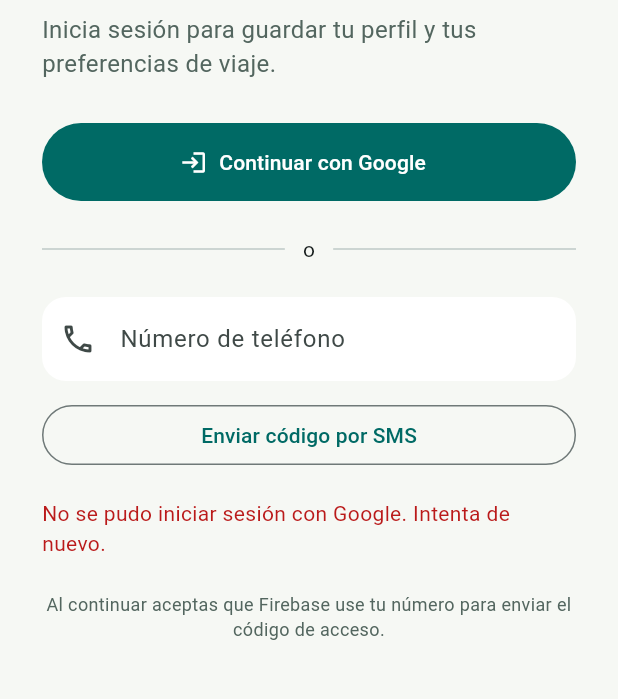
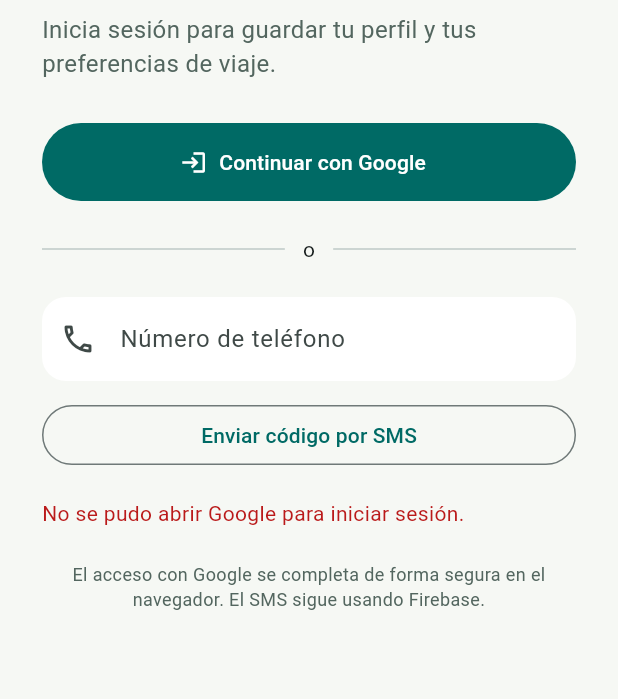
Before and after one commit to g95410464-svg/cora-travel, a Flutter app: the AuthScreen screen opened directly, after a tap on "Continuar con Google", on a phone screen of 412 x 824 dp, the part 309-1008 px from its top. Run offline on Flutter 3.47's test engine with Material 3 defaults, Android fonts, the phone set to English and light mode, and no system bars; our stand-ins replace app_links, firebase_auth, firebase_core, shared_preferences; accounts and stored records are empty.

Commit message:
feat(auth): handle browser OAuth errors in login screen

```diff
--- a/mobile/lib/features/auth/auth_screen.dart
+++ b/mobile/lib/features/auth/auth_screen.dart
@@ -1,6 +1,7 @@
+import 'dart:async';
+
 import 'package:firebase_auth/firebase_auth.dart';
 import 'package:flutter/material.dart';
-import 'package:flutter/services.dart';
 import '../../services/auth_service.dart';
 
 class AuthScreen extends StatefulWidget {
@@ -14,12 +15,22 @@ class _AuthScreenState extends State<AuthScreen> {
   final _phone = TextEditingController();
   final _code = TextEditingController();
   final _auth = AuthService();
+  StreamSubscription<String>? _authErrorSub;
   String? _verificationId;
   String? _error;
   bool _busy = false;
 
   @override
+  void initState() {
+    super.initState();
+    _authErrorSub = _auth.authErrors.listen((message) {
+      if (mounted) setState(() => _error = message);
+    });
+  }
+
+  @override
   void dispose() {
+    _authErrorSub?.cancel();
     _phone.dispose();
     _code.dispose();
     super.dispose();
@@ -33,13 +44,11 @@ class _AuthScreenState extends State<AuthScreen> {
 
     try {
       await _auth.signInWithGoogle();
-    } on FirebaseAuthException catch (e) {
-      if (mounted) setState(() => _error = _message(e));
-    } on PlatformException catch (e) {
-      if (mounted) setState(() => _error = _googleMessage(e));
+    } on AuthServiceException catch (e) {
+      if (mounted) setState(() => _error = e.message);
     } catch (_) {
       if (mounted) {
-        setState(() => _error = 'No se pudo iniciar sesión con Google. Intenta de nuevo.');
+        setState(() => _error = 'No se pudo abrir Google. Intenta de nuevo.');
       }
     } finally {
       if (mounted) setState(() => _busy = false);
@@ -119,15 +128,6 @@ class _AuthScreenState extends State<AuthScreen> {
     } finally {
       if (mounted) setState(() => _busy = false);
     }
-  }
-
-  String _googleMessage(PlatformException e) {
-    final code = e.code.toLowerCase();
-    if (code.contains('cancel')) return 'Inicio de sesión cancelado.';
-    if (code.contains('network')) {
-      return 'No hay conexión para iniciar sesión con Google.';
-    }
-    return 'No se pudo iniciar sesión con Google. Intenta de nuevo.';
   }
 
   String _message(FirebaseAuthException e) => switch (e.code) {
@@ -218,7 +218,7 @@ class _AuthScreenState extends State<AuthScreen> {
                                           .error))),
                         const SizedBox(height: 22),
                         const Text(
-                            'Al continuar aceptas que Firebase use tu número para enviar el código de acceso.',
+                            'El acceso con Google se completa de forma segura en el navegador. El SMS sigue usando Firebase.',
                             textAlign: TextAlign.center,
                             style: TextStyle(
                                 fontSize: 12, color: Color(0xFF53665F))),
```
